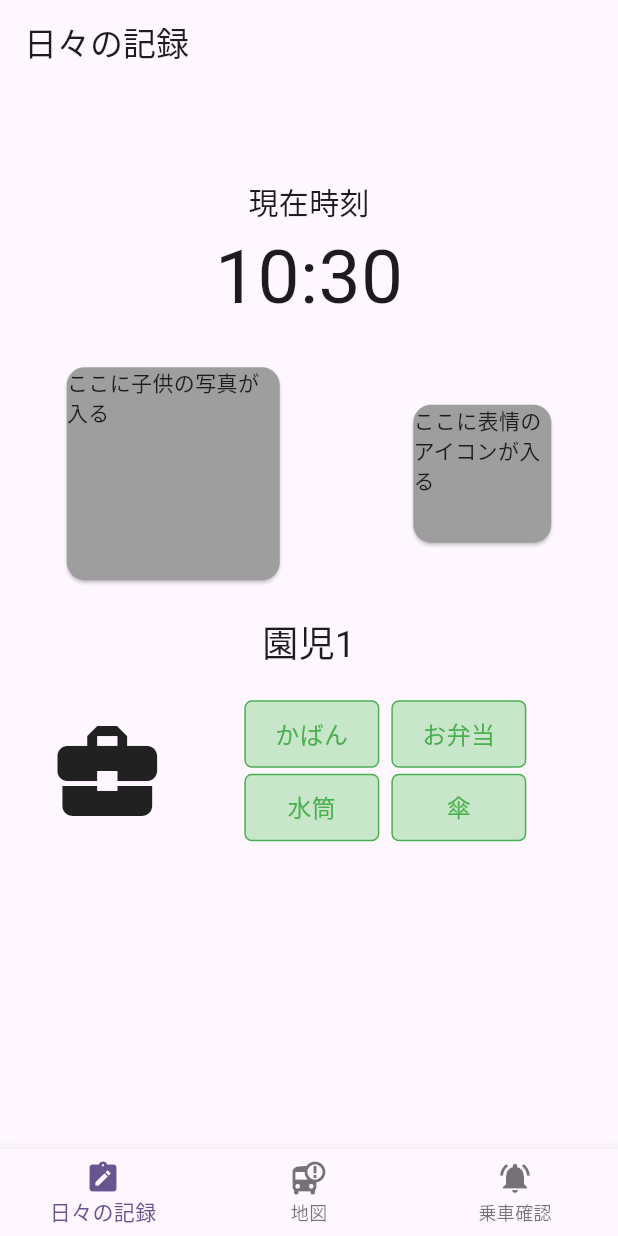
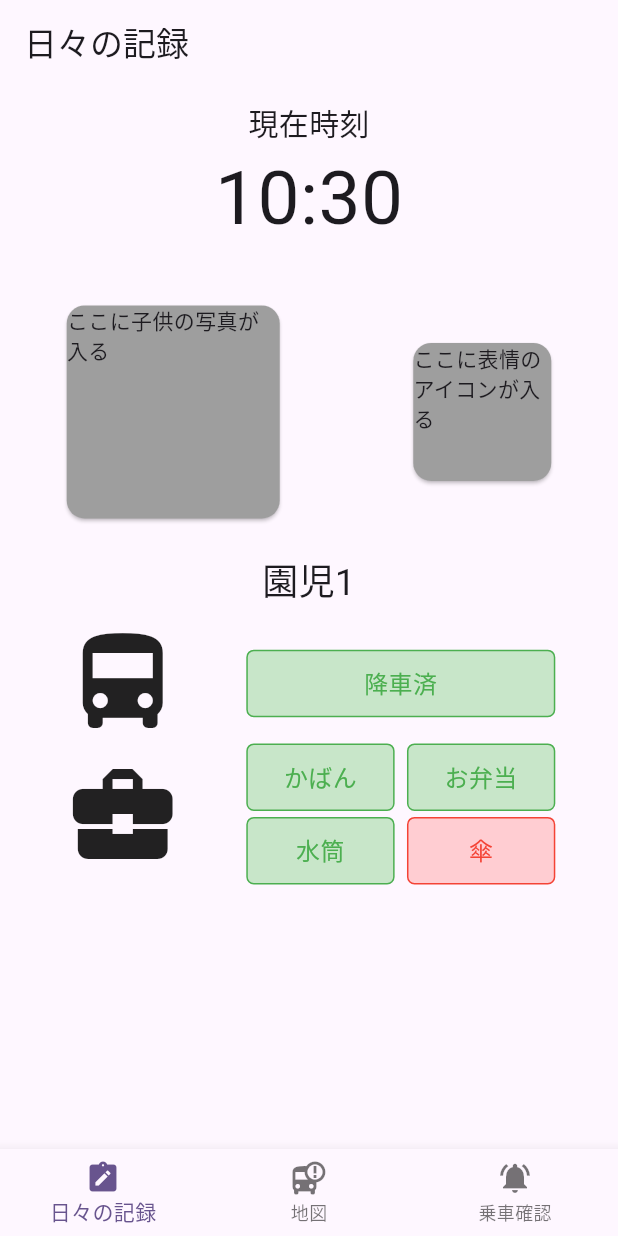
Before and after one commit to GreenTeaProgrammers/WhereChildBus, a Flutter app: the screen it shows after launch, on a phone screen of 412 x 824 dp. Run offline on Flutter 3.47's test engine with Material 3 defaults, Android fonts, the phone set to English and light mode, and no system bars; our stand-ins replace fixnum, flutter_dotenv, flutter_toggle_tab, image_picker; missing offline and left inert: grpc, protobuf.

Commit message:
feat:乗降状態を追加

```diff
--- a/frontend/where_child_bus_guardian/lib/components/utils/current_time_body.dart
+++ b/frontend/where_child_bus_guardian/lib/components/utils/current_time_body.dart
@@ -4,10 +4,10 @@ import 'current_time_widget.dart';
 class CurrentTimeBody extends StatelessWidget {
   @override
   Widget build(BuildContext context) {
-    return Container(
-        height: MediaQuery.of(context).size.height * 0.2,
+    return SizedBox(
+        height: MediaQuery.of(context).size.height * 0.15,
         child: Column(
-          mainAxisAlignment: MainAxisAlignment.end,
+          mainAxisAlignment: MainAxisAlignment.center,
           children: [
             const Text(
               "現在時刻",
--- a/frontend/where_child_bus_guardian/lib/pages/daily_page/daily_page.dart
+++ b/frontend/where_child_bus_guardian/lib/pages/daily_page/daily_page.dart
@@ -9,11 +9,11 @@ class DailyPage extends StatefulWidget {
 }
 
 class _DailyPageState extends State<DailyPage> {
+  var isBoarding = false;
   var hasBag = true;
   var hasLunchBox = true;
   var hasWaterBottle = true;
-  var hasUmbrella = true;
-  var isBoarding = true;
+  var hasUmbrella = false;
 
   @override
   Widget build(BuildContext context) {
@@ -37,8 +37,10 @@ class _DailyPageState extends State<DailyPage> {
       children: <Widget>[
         childFaceAndExpression(),
         Padding(
-            padding: const EdgeInsets.only(top: 20, bottom: 20),
+            padding: const EdgeInsets.only(top: 20, bottom: 10),
             child: childName()),
+        statusIconAndStatusField(
+            Icons.directions_bus, isBoardingStatusField(context)),
         statusIconAndStatusField(Icons.business_center, childItemList(context)),
       ],
     );
@@ -99,13 +101,35 @@ class _DailyPageState extends State<DailyPage> {
         ));
   }
 
+  Widget isBoardingStatusField(context) {
+    return Container(
+      width: MediaQuery.of(context).size.width * 0.5,
+      decoration: BoxDecoration(
+        borderRadius: BorderRadius.circular(5),
+        border: Border.all(
+          color: isBoarding ? Colors.red : Colors.green,
+        ),
+        color: isBoarding ? Colors.red[100] : Colors.green[100],
+      ),
+      child: Padding(
+          padding: const EdgeInsets.all(10.0),
+          child: Text(
+            isBoarding ? "乗車中" : "降車済",
+            style: TextStyle(
+              fontSize: 16,
+              color: isBoarding ? Colors.red : Colors.green,
+            ),
+            textAlign: TextAlign.center,
+          )),
+    );
+  }
+
   Widget childItemList(BuildContext context) {
     return SizedBox(
-      width: MediaQuery.of(context).size.width * 0.6,
+      width: MediaQuery.of(context).size.width * 0.5,
       child: Wrap(
         direction: Axis.horizontal,
-        alignment: WrapAlignment.center,
-        spacing: 8.0,
+        alignment: WrapAlignment.spaceBetween,
         runAlignment: WrapAlignment.spaceBetween,
         runSpacing: 4.0,
         children: [
@@ -120,7 +144,7 @@ class _DailyPageState extends State<DailyPage> {
 
   Widget itemText(String itemName, bool hasItem) {
     return Container(
-        width: 90,
+        width: MediaQuery.of(context).size.width * 0.24,
         decoration: BoxDecoration(
           borderRadius: BorderRadius.circular(5),
           border: Border.all(
@@ -129,7 +153,7 @@ class _DailyPageState extends State<DailyPage> {
           color: hasItem ? Colors.green[100] : Colors.red[100],
         ),
         child: Padding(
-          padding: const EdgeInsets.all(10.0),
+          padding: const EdgeInsets.only(top: 10.0, bottom: 10.0),
           child: Text(
             itemName,
             style: TextStyle(
```
